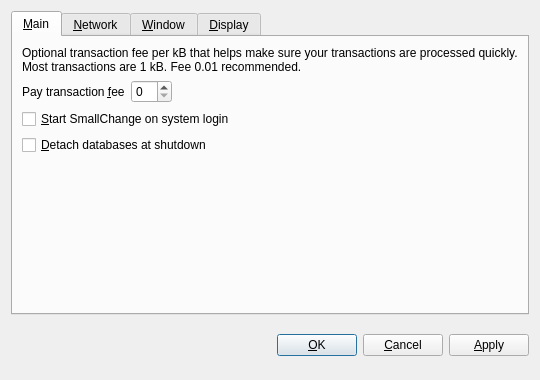
Qt form src/qt/forms/optionsdialog.ui (safaricoin/safaricoin) before a commit.
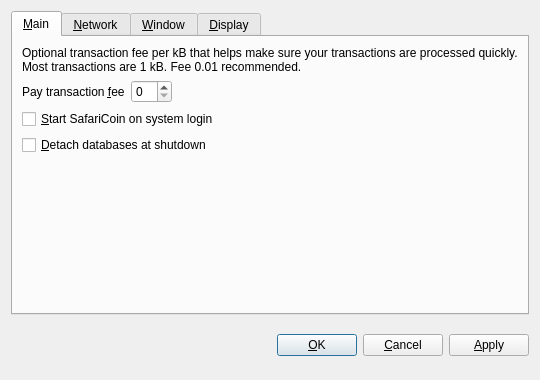
The same form after that commit. The open tabs and pages were chosen to show the change. Custom widgets are drawn as their Qt base class.

Diff of the .ui file:
```diff
--- a/src/qt/forms/optionsdialog.ui
+++ b/src/qt/forms/optionsdialog.ui
@@ -82,7 +82,7 @@
           <string>Automatically start SmallChange after logging in to the system.</string>
          </property>
          <property name="text">
-          <string>&amp;Start SmallChange on system login</string>
+          <string>&amp;Start SafariCoin on system login</string>
          </property>
         </widget>
        </item>
```
Left out of the diff: 10 changed lines with no effect on the pictures.
